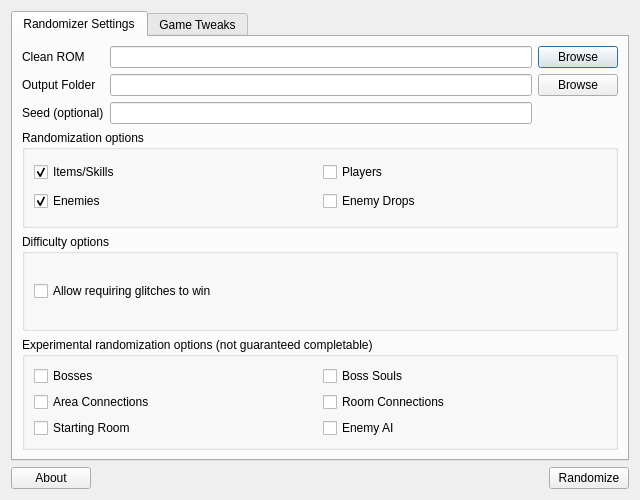
This is randomizer.ui in LagoLunatic/dsvrandom as Qt 5 draws it before an edit. The edited form follows.
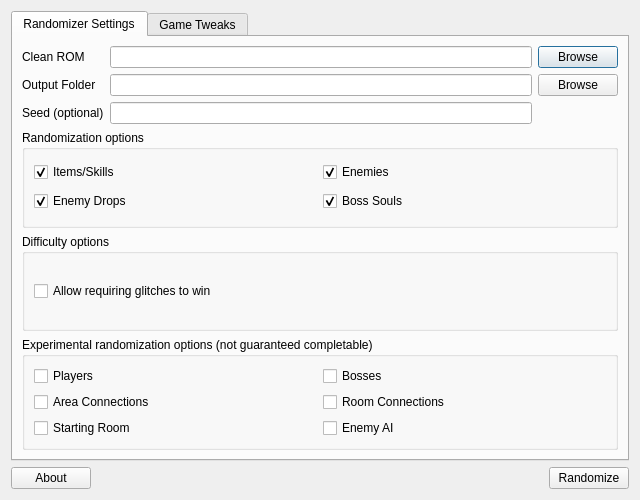
This is the edited form. Icons and pictures are not drawn.

Commit message: Include boss soul drops in completability checker logic

The edit to the form file:
```diff
--- a/randomizer.ui
+++ b/randomizer.ui
@@ -95,17 +95,6 @@
              </widget>
             </item>
             <item>
-             <widget class="QCheckBox" name="randomize_players">
-              <property name="text">
-               <string>Players</string>
-              </property>
-             </widget>
-            </item>
-           </layout>
-          </item>
-          <item>
-           <layout class="QHBoxLayout" name="horizontalLayout_2">
-            <item>
              <widget class="QCheckBox" name="randomize_enemies">
               <property name="text">
                <string>Enemies</string>
@@ -115,11 +104,28 @@
               </property>
              </widget>
             </item>
+           </layout>
+          </item>
+          <item>
+           <layout class="QHBoxLayout" name="horizontalLayout_2">
             <item>
              <widget class="QCheckBox" name="randomize_enemy_drops">
               <property name="text">
                <string>Enemy Drops</string>
               </property>
+              <property name="checked">
+               <bool>true</bool>
+              </property>
+             </widget>
+            </item>
+            <item>
+             <widget class="QCheckBox" name="randomize_boss_souls">
+              <property name="text">
+               <string>Boss Souls</string>
+              </property>
+              <property name="checked">
+               <bool>true</bool>
+              </property>
              </widget>
             </item>
            </layout>
@@ -151,6 +157,13 @@
          <layout class="QVBoxLayout" name="verticalLayout_3">
           <item>
            <layout class="QHBoxLayout" name="horizontalLayout_9">
+            <item>
+             <widget class="QCheckBox" name="randomize_players">
+              <property name="text">
+               <string>Players</string>
+              </property>
+             </widget>
+            </item>
             <item>
              <widget class="QCheckBox" name="randomize_bosses">
               <property name="text">
@@ -158,13 +171,6 @@
               </property>
              </widget>
             </item>
-            <item>
-             <widget class="QCheckBox" name="randomize_boss_souls">
-              <property name="text">
-               <string>Boss Souls</string>
-              </property>
-             </widget>
-            </item>
            </layout>
           </item>
           <item>
```
The commit also changes 3 other files.
